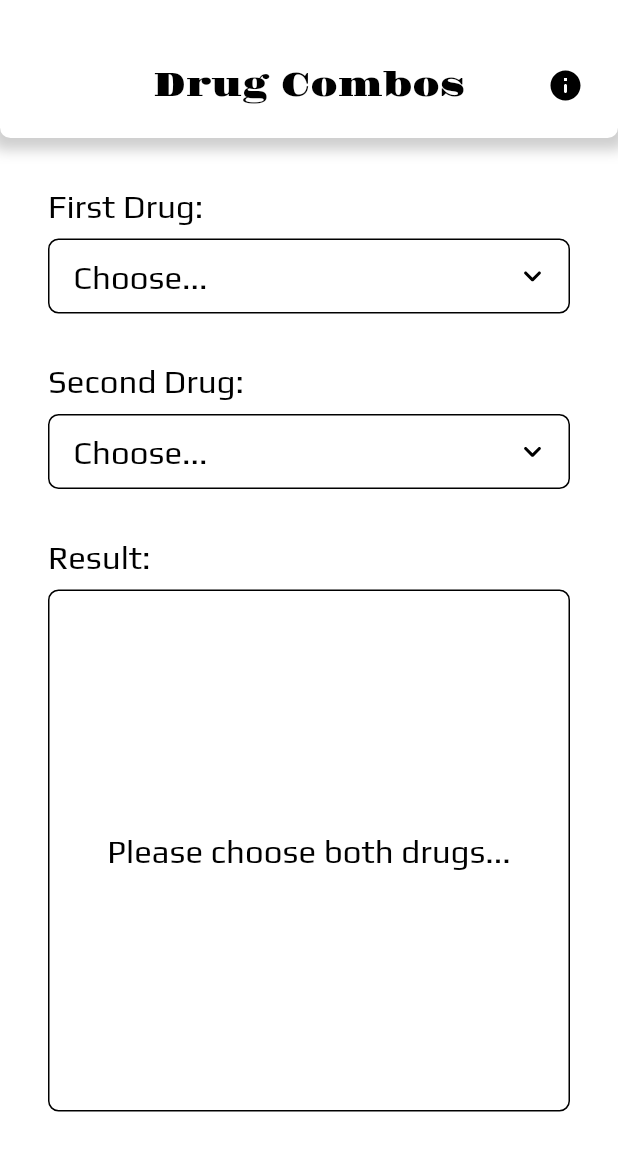
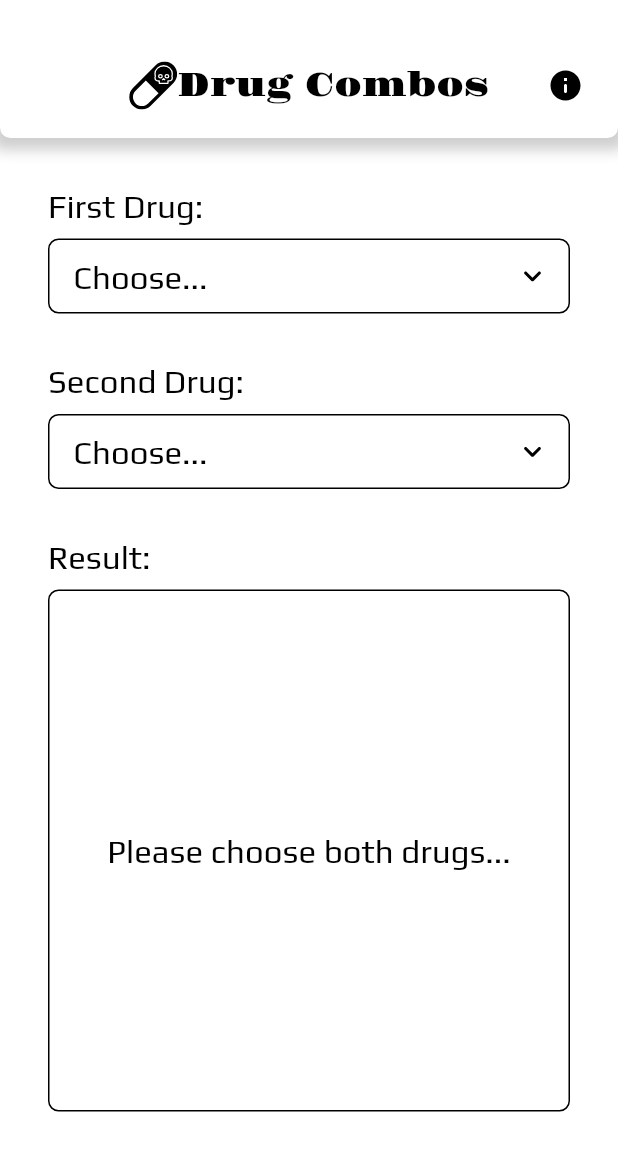
Before and after one commit to MikiVanousek/substance-mix, a Flutter app: the screen it shows after launch, on a phone screen of 412 x 824 dp. Shown: the top 1151 px of the screen. Run offline on Flutter 3.47's test engine with Material 2 defaults, Android fonts, the phone set to English and light mode, and no system bars; our stand-ins replace flutter_svg.

Commit message:
Added the logo to the title.

```diff
--- a/lib/main.dart
+++ b/lib/main.dart
@@ -56,21 +56,26 @@ class DCHomePage extends StatelessWidget {
         mainAxisAlignment: MainAxisAlignment.spaceBetween,
         crossAxisAlignment: CrossAxisAlignment.stretch,
         children: [
-          AspectRatio(aspectRatio: 1),
-          Center(
-              child: Text(
-            'Drug Combos',
-            style: DCTextStyles.title,
-          )),
-          AspectRatio(
-            aspectRatio: 1,
+          SizedBox(width: DCDimens.iconSize + DCDimens.appBarIconPadding,),
+          Expanded(
             child: Center(
-                child: SvgPicture.asset(
-              DCIcons.info,
-              height: DCDimens.iconSize,
-              width: DCDimens.iconSize,
-            )),
+                child: Row(
+                  mainAxisSize: MainAxisSize.min,
+                  children: [
+                    SvgPicture.asset(DCIcons.logo, width: 32, height: 32,),
+                    Text(
+              'Drug Combos',
+              style: DCTextStyles.title,
+            ),
+                  ],
+                )),
           ),
+          SvgPicture.asset(
+            DCIcons.info,
+            height: DCDimens.iconSize,
+            width: DCDimens.iconSize,
+          ),
+          SizedBox(width: DCDimens.appBarIconPadding,)
         ],
       ),
       children: [
--- a/lib/presets/dc_dimens.dart
+++ b/lib/presets/dc_dimens.dart
@@ -7,4 +7,5 @@ class DCDimens{
   static const double cardHeight = 50;
   static const double appBarHeight = 70;
   static const double iconSize = 24;
+  static const double appBarIconPadding = (appBarHeight - iconSize) / 2;
 }
```
